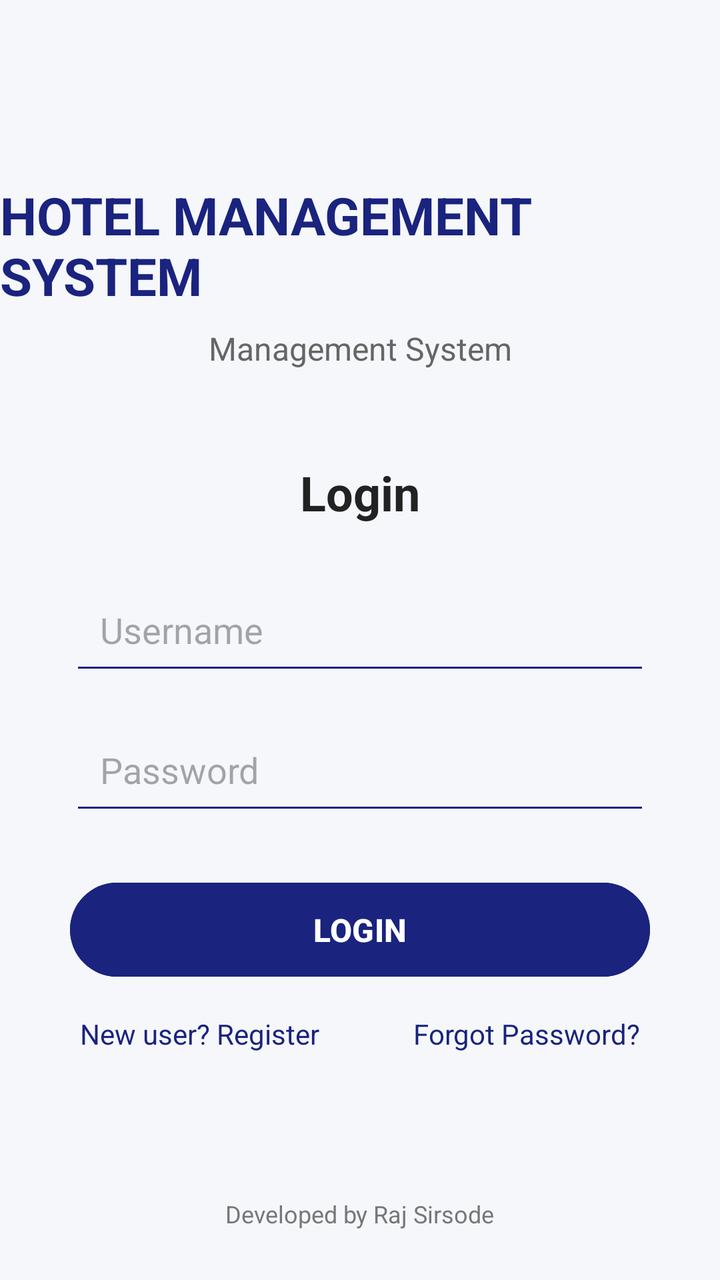
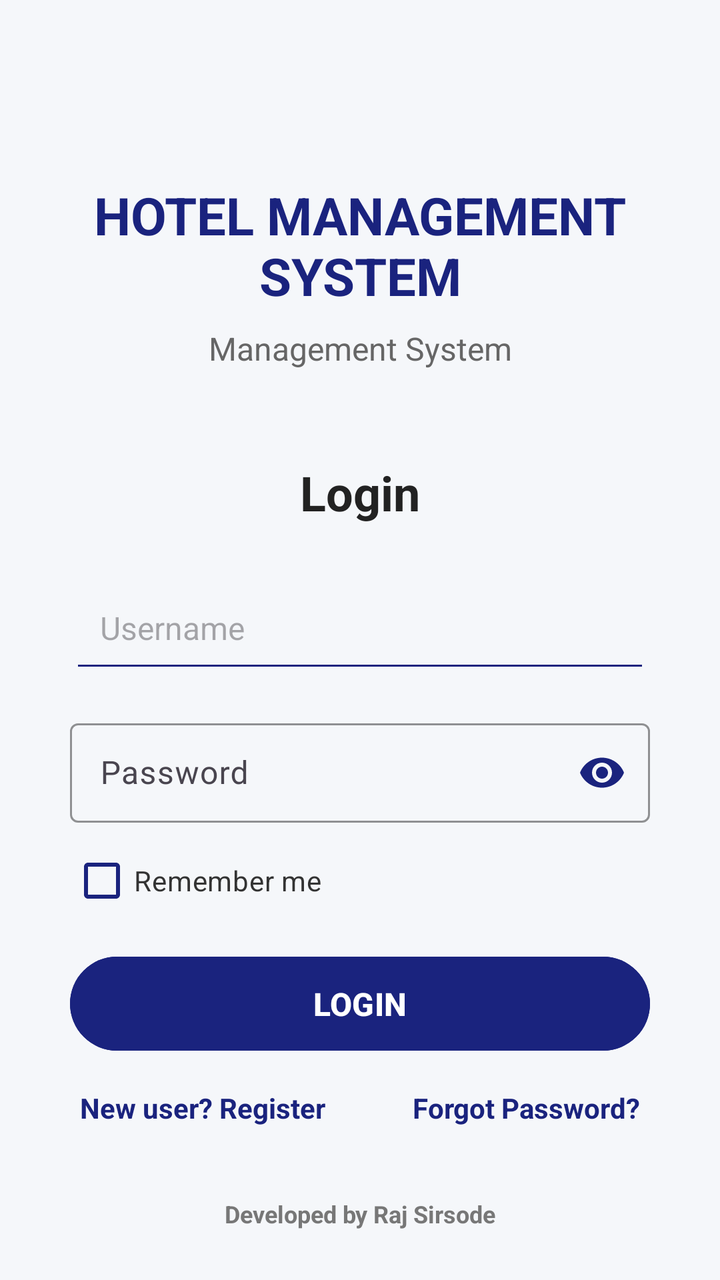

Before-and-after screenshots of an Android layout around one commit, followed by the original layout XML and the change that was made.
<!-- AndroidManifest.xml: application theme Theme.HotelManagementSystem -->
<!-- res/layout/activity_login.xml -->
<?xml version="1.0" encoding="utf-8"?>
<androidx.constraintlayout.widget.ConstraintLayout
    xmlns:android="http://schemas.android.com/apk/res/android"
    xmlns:app="http://schemas.android.com/apk/res-auto"
    xmlns:tools="http://schemas.android.com/tools"
    android:layout_width="match_parent"
    android:layout_height="match_parent"
    android:background="#F5F7FA"
    tools:context=".LoginActivity">

    
    <TextView
        android:id="@+id/tvTitle"
        android:layout_width="wrap_content"
        android:layout_height="wrap_content"
        android:text="HOTEL MANAGEMENT SYSTEM"
        android:textColor="#1A237E"
        android:textSize="26sp"
        android:textStyle="bold"
        app:layout_constraintTop_toTopOf="parent"
        app:layout_constraintStart_toStartOf="parent"
        app:layout_constraintEnd_toEndOf="parent"
        android:layout_marginTop="90dp" />

    
    <TextView
        android:id="@+id/tvSubtitle"
        android:layout_width="wrap_content"
        android:layout_height="wrap_content"
        android:text="Management System"
        android:textColor="#666666"
        android:textSize="16sp"
        app:layout_constraintTop_toBottomOf="@id/tvTitle"
        app:layout_constraintStart_toStartOf="parent"
        app:layout_constraintEnd_toEndOf="parent"
        android:layout_marginTop="8dp" />

    
    <TextView
        android:id="@+id/tvLogin"
        android:layout_width="wrap_content"
        android:layout_height="wrap_content"
        android:text="Login"
        android:textColor="#222222"
        android:textSize="24sp"
        android:textStyle="bold"
        app:layout_constraintTop_toBottomOf="@id/tvSubtitle"
        app:layout_constraintStart_toStartOf="parent"
        app:layout_constraintEnd_toEndOf="parent"
        android:layout_marginTop="45dp" />

    
    <EditText
        android:id="@+id/etUsername"
        android:layout_width="0dp"
        android:layout_height="55dp"
        android:hint="Username"
        android:inputType="text"
        android:padding="15dp"
        android:backgroundTint="#1A237E"
        app:layout_constraintTop_toBottomOf="@id/tvLogin"
        app:layout_constraintStart_toStartOf="parent"
        app:layout_constraintEnd_toEndOf="parent"
        android:layout_marginStart="35dp"
        android:layout_marginEnd="35dp"
        android:layout_marginTop="25dp" />

    
    <EditText
        android:id="@+id/etPassword"
        android:layout_width="0dp"
        android:layout_height="55dp"
        android:hint="Password"
        android:inputType="textPassword"
        android:padding="15dp"
        android:backgroundTint="#1A237E"
        app:layout_constraintTop_toBottomOf="@id/etUsername"
        app:layout_constraintStart_toStartOf="parent"
        app:layout_constraintEnd_toEndOf="parent"
        android:layout_marginStart="35dp"
        android:layout_marginEnd="35dp"
        android:layout_marginTop="15dp" />

    
    <Button
        android:id="@+id/btnLogin"
        android:layout_width="0dp"
        android:layout_height="55dp"
        android:text="LOGIN"
        android:textSize="16sp"
        android:textStyle="bold"
        android:textColor="#FFFFFF"
        android:backgroundTint="#1A237E"
        app:layout_constraintTop_toBottomOf="@id/etPassword"
        app:layout_constraintStart_toStartOf="parent"
        app:layout_constraintEnd_toEndOf="parent"
        android:layout_marginStart="35dp"
        android:layout_marginEnd="35dp"
        android:layout_marginTop="25dp" />

    
    <TextView
        android:id="@+id/tvForgotPassword"
        android:layout_width="wrap_content"
        android:layout_height="wrap_content"
        android:text="Forgot Password?"
        android:textColor="#1A237E"
        android:textSize="14sp"
        android:clickable="true"
        android:focusable="true"
        app:layout_constraintTop_toBottomOf="@id/btnLogin"
        app:layout_constraintEnd_toEndOf="parent"
        android:layout_marginEnd="40dp"
        android:layout_marginTop="15dp" />

    
    <TextView
        android:id="@+id/tvRegister"
        android:layout_width="wrap_content"
        android:layout_height="wrap_content"
        android:text="New user? Register"
        android:textColor="#1A237E"
        android:textSize="14sp"
        android:clickable="true"
        android:focusable="true"
        app:layout_constraintTop_toBottomOf="@id/btnLogin"
        app:layout_constraintStart_toStartOf="parent"
        android:layout_marginStart="40dp"
        android:layout_marginTop="15dp" />

    
    <TextView
        android:id="@+id/tvDeveloper"
        android:layout_width="wrap_content"
        android:layout_height="wrap_content"
        android:text="Developed by Raj Sirsode"
        android:textColor="#777777"
        android:textSize="12sp"
        app:layout_constraintBottom_toBottomOf="parent"
        app:layout_constraintStart_toStartOf="parent"
        app:layout_constraintEnd_toEndOf="parent"
        android:layout_marginBottom="25dp" />

</androidx.constraintlayout.widget.ConstraintLayout>
<!-- resources referenced by this layout -->
<resources>
  <style name="Theme.HotelManagementSystem" parent="Base.Theme.HotelManagementSystem" />
  <style name="Base.Theme.HotelManagementSystem" parent="Theme.Material3.DayNight.NoActionBar">
          
          
      </style>
</resources>

<!-- the commit's change to res/layout/activity_login.xml (unified diff, before → after) -->
@@ -3,142 +3,281 @@
     xmlns:android="http://schemas.android.com/apk/res/android"
     xmlns:app="http://schemas.android.com/apk/res-auto"
     xmlns:tools="http://schemas.android.com/tools"
+
     android:layout_width="match_parent"
     android:layout_height="match_parent"
+
     android:background="#F5F7FA"
+
     tools:context=".LoginActivity">
 
-    
+
+    
+    
+    
+
     <TextView
         android:id="@+id/tvTitle"
-        android:layout_width="wrap_content"
-        android:layout_height="wrap_content"
+
+        android:layout_width="wrap_content"
+        android:layout_height="wrap_content"
+
         android:text="HOTEL MANAGEMENT SYSTEM"
+
         android:textColor="#1A237E"
         android:textSize="26sp"
         android:textStyle="bold"
+        android:gravity="center"
+
         app:layout_constraintTop_toTopOf="parent"
         app:layout_constraintStart_toStartOf="parent"
         app:layout_constraintEnd_toEndOf="parent"
+
         android:layout_marginTop="90dp" />
 
-    
+
+    
+    
+    
+
     <TextView
         android:id="@+id/tvSubtitle"
-        android:layout_width="wrap_content"
-        android:layout_height="wrap_content"
+
+        android:layout_width="wrap_content"
+        android:layout_height="wrap_content"
+
         android:text="Management System"
+
         android:textColor="#666666"
         android:textSize="16sp"
+
         app:layout_constraintTop_toBottomOf="@id/tvTitle"
         app:layout_constraintStart_toStartOf="parent"
         app:layout_constraintEnd_toEndOf="parent"
+
         android:layout_marginTop="8dp" />
 
-    
+
+    
+    
+    
+
     <TextView
         android:id="@+id/tvLogin"
-        android:layout_width="wrap_content"
-        android:layout_height="wrap_content"
+
+        android:layout_width="wrap_content"
+        android:layout_height="wrap_content"
+
         android:text="Login"
+
         android:textColor="#222222"
         android:textSize="24sp"
         android:textStyle="bold"
+
         app:layout_constraintTop_toBottomOf="@id/tvSubtitle"
         app:layout_constraintStart_toStartOf="parent"
         app:layout_constraintEnd_toEndOf="parent"
+
         android:layout_marginTop="45dp" />
 
-    
+
+    
+    
+    
+
+
+    
+    
+    
+
     <EditText
         android:id="@+id/etUsername"
+
         android:layout_width="0dp"
         android:layout_height="55dp"
+
+        android:layout_marginStart="35dp"
+
+        android:layout_marginTop="24dp"
+
+        android:layout_marginEnd="35dp"
+
+        android:backgroundTint="#1A237E"
+
         android:hint="Username"
+
         android:inputType="text"
         android:padding="15dp"
-        android:backgroundTint="#1A237E"
-        app:layout_constraintTop_toBottomOf="@id/tvLogin"
-        app:layout_constraintStart_toStartOf="parent"
-        app:layout_constraintEnd_toEndOf="parent"
-        android:layout_marginStart="35dp"
-        android:layout_marginEnd="35dp"
-        android:layout_marginTop="25dp" />
-
-    
-    <EditText
-        android:id="@+id/etPassword"
+        android:textSize="16sp"
+
+        app:layout_constraintEnd_toEndOf="parent"
+        app:layout_constraintHorizontal_bias="0.0"
+        app:layout_constraintStart_toStartOf="parent"
+        app:layout_constraintTop_toBottomOf="@id/tvLogin" />
+
+    <com.google.android.material.textfield.TextInputLayout
+        android:id="@+id/passwordInputLayout"
+
         android:layout_width="0dp"
         android:layout_height="55dp"
-        android:hint="Password"
-        android:inputType="textPassword"
-        android:padding="15dp"
-        android:backgroundTint="#1A237E"
+
+        android:layout_marginStart="35dp"
+        android:layout_marginEnd="35dp"
+        android:layout_marginTop="15dp"
+
+        app:endIconMode="password_toggle"
+        app:endIconTint="#1A237E"
+
+        app:boxBackgroundMode="outline"
+        app:boxStrokeColor="#1A237E"
+
         app:layout_constraintTop_toBottomOf="@id/etUsername"
         app:layout_constraintStart_toStartOf="parent"
-        app:layout_constraintEnd_toEndOf="parent"
-        android:layout_marginStart="35dp"
-        android:layout_marginEnd="35dp"
-        android:layout_marginTop="15dp" />
-
-    
+        app:layout_constraintEnd_toEndOf="parent">
+
+
+        <com.google.android.material.textfield.TextInputEditText
+            android:id="@+id/etPassword"
+
+            android:layout_width="match_parent"
+            android:layout_height="match_parent"
+
+            android:hint="Password"
+
+            android:inputType="textPassword"
+
+            android:paddingStart="15dp"
+            android:paddingEnd="8dp"
+
+            android:textSize="16sp" />
+
+    </com.google.android.material.textfield.TextInputLayout>
+
+
+    
+    
+    
+
+    <CheckBox
+        android:id="@+id/cbRememberMe"
+
+        android:layout_width="wrap_content"
+        android:layout_height="wrap_content"
+
+        android:text="Remember me"
+
+        android:textColor="#333333"
+        android:textSize="14sp"
+
+        android:buttonTint="#1A237E"
+
+        app:layout_constraintTop_toBottomOf="@id/passwordInputLayout"
+        app:layout_constraintStart_toStartOf="parent"
+
+        android:layout_marginStart="35dp"
+        android:layout_marginTop="5dp" />
+
+
+    
+    
+    
+
     <Button
         android:id="@+id/btnLogin"
+
         android:layout_width="0dp"
         android:layout_height="55dp"
+
         android:text="LOGIN"
+
         android:textSize="16sp"
         android:textStyle="bold"
         android:textColor="#FFFFFF"
+
         android:backgroundTint="#1A237E"
-        app:layout_constraintTop_toBottomOf="@id/etPassword"
-        app:layout_constraintStart_toStartOf="parent"
-        app:layout_constraintEnd_toEndOf="parent"
+
+        app:layout_constraintTop_toBottomOf="@id/cbRememberMe"
+        app:layout_constraintStart_toStartOf="parent"
+        app:layout_constraintEnd_toEndOf="parent"
+
         android:layout_marginStart="35dp"
         android:layout_marginEnd="35dp"
-        android:layout_marginTop="25dp" />
-
-    
+        android:layout_marginTop="10dp" />
+
+
+    
+    
+    
+
     <TextView
         android:id="@+id/tvForgotPassword"
-        android:layout_width="wrap_content"
-        android:layout_height="wrap_content"
+
+        android:layout_width="wrap_content"
+        android:layout_height="wrap_content"
+
         android:text="Forgot Password?"
+
         android:textColor="#1A237E"
         android:textSize="14sp"
+        android:textStyle="bold"
+
         android:clickable="true"
         android:focusable="true"
+
         app:layout_constraintTop_toBottomOf="@id/btnLogin"
         app:layout_constraintEnd_toEndOf="parent"
+
         android:layout_marginEnd="40dp"
         android:layout_marginTop="15dp" />
 
-    
+
+    
+    
+    
+
     <TextView
         android:id="@+id/tvRegister"
-        android:layout_width="wrap_content"
-        android:layout_height="wrap_content"
+
+        android:layout_width="wrap_content"
+        android:layout_height="wrap_content"
+
         android:text="New user? Register"
+
         android:textColor="#1A237E"
         android:textSize="14sp"
+        android:textStyle="bold"
+
         android:clickable="true"
         android:focusable="true"
+
         app:layout_constraintTop_toBottomOf="@id/btnLogin"
         app:layout_constraintStart_toStartOf="parent"
+
         android:layout_marginStart="40dp"
         android:layout_marginTop="15dp" />
 
-    
+
+    
+    
+    
+
     <TextView
         android:id="@+id/tvDeveloper"
-        android:layout_width="wrap_content"
-        android:layout_height="wrap_content"
+
+        android:layout_width="wrap_content"
+        android:layout_height="wrap_content"
+
         android:text="Developed by Raj Sirsode"
+
         android:textColor="#777777"
         android:textSize="12sp"
+        android:textStyle="bold"
+
         app:layout_constraintBottom_toBottomOf="parent"
         app:layout_constraintStart_toStartOf="parent"
         app:layout_constraintEnd_toEndOf="parent"
+
         android:layout_marginBottom="25dp" />
 
+
 </androidx.constraintlayout.widget.ConstraintLayout>
